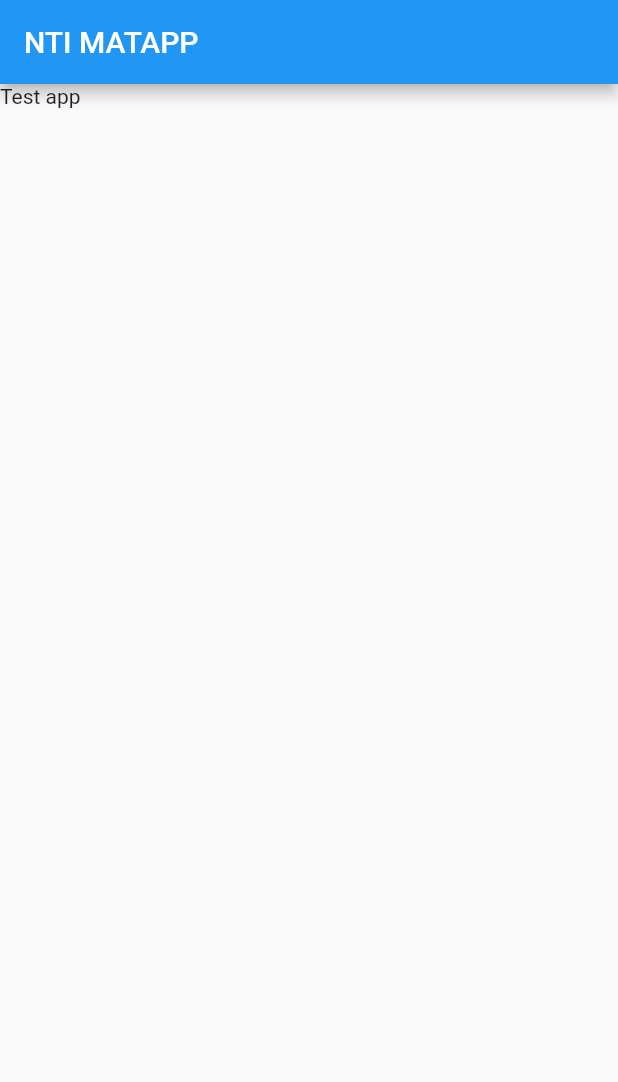
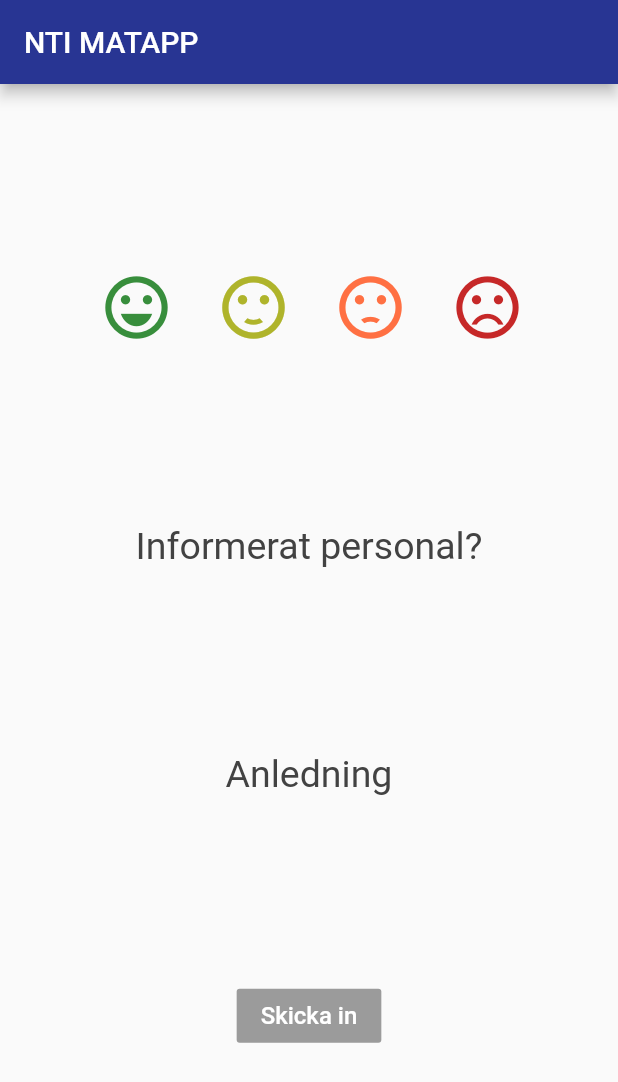
Before and after one commit to AlexMattsson/Matapp, a Flutter app: the screen it shows after launch, on a phone screen of 412 x 824 dp. Shown: the top 1082 px of the screen. Run offline on Flutter 3.47's test engine with Material 2 defaults, Android fonts, the phone set to English and light mode, and no system bars.

Commit message:
rating page

```diff
--- a/app/lib/home.dart
+++ b/app/lib/home.dart
@@ -10,15 +10,90 @@ class _HomeState extends State<Home> {
   Widget build(BuildContext context) {
     return Scaffold(
       appBar: AppBar(
-        backgroundColor: Colors.blue,
+        backgroundColor: Colors.indigo[800],
         title: Text(
           "NTI MATAPP",
-
         ),
       ),
-      body: Text(
-        "Test app",
+      /////////////////
+      ////////////////
 
+      body: Container(
+        child: Row(
+          mainAxisAlignment: MainAxisAlignment.center,
+          children: <Widget>[
+            Column(
+              mainAxisAlignment: MainAxisAlignment.spaceEvenly,
+              children: <Widget>[
+                /* Text(
+                  'matapp',
+                  style: TextStyle(fontSize: 25, color: Colors.deepPurple[900]),
+                ), */
+                Row(
+                  mainAxisAlignment: MainAxisAlignment.spaceEvenly,
+                  children: <Widget>[
+                    IconButton(
+                      padding: EdgeInsets.all(1.0),
+                      icon: Icon(
+                        Icons.sentiment_very_satisfied,
+                        color: Colors.green[700],
+                        size: 50,
+                      ),
+                    ),
+                    SizedBox(
+                      width: 30,
+                    ),
+                    IconButton(
+                      padding: EdgeInsets.all(1.0),
+                      icon: Icon(
+                        Icons.sentiment_satisfied,
+                        color: Colors.lime[700],
+                        size: 50,
+                      ),
+                    ),
+                    SizedBox(
+                      width: 30,
+                    ),
+                    IconButton(
+                      padding: EdgeInsets.all(1.0),
+                      icon: Icon(
+                        Icons.sentiment_dissatisfied,
+                        color: Colors.deepOrange[400],
+                        size: 50,
+                      ),
+                    ),
+                    SizedBox(
+                      width: 30,
+                    ),
+                    IconButton(
+                      padding: EdgeInsets.all(1.0),
+                      icon: Icon(
+                        Icons.sentiment_very_dissatisfied,
+                        color: Colors.red[800],
+                        size: 50,
+                      ),
+                    ),
+                  ],
+                ),
+                Text(
+                  "Informerat personal?",
+                  style: TextStyle(fontSize: 25, color: Colors.grey[800]),
+                ),
+                Text(
+                  "Anledning",
+                  style: TextStyle(fontSize: 25, color: Colors.grey[800]),
+                ),
+                new RaisedButton(
+                  color: Colors.indigo[800],
+                  child: Text(
+                    'Skicka in',
+                    style: TextStyle(fontSize: 16, color: Colors.white),
+                  ),
+                ),
+              ],
+            ),
+          ],
+        ),
       ),
     );
   }
```
